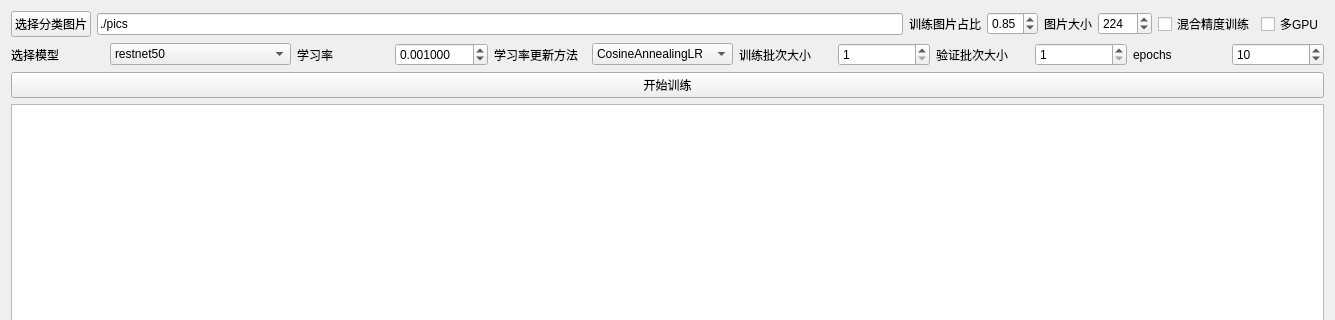
First picture: the form in train.ui, repository zym198098/classfy_imge, before the edit; both pictures show x 0 to 1335 and y 0 to 320 of the 1335 by 651 pixel window.
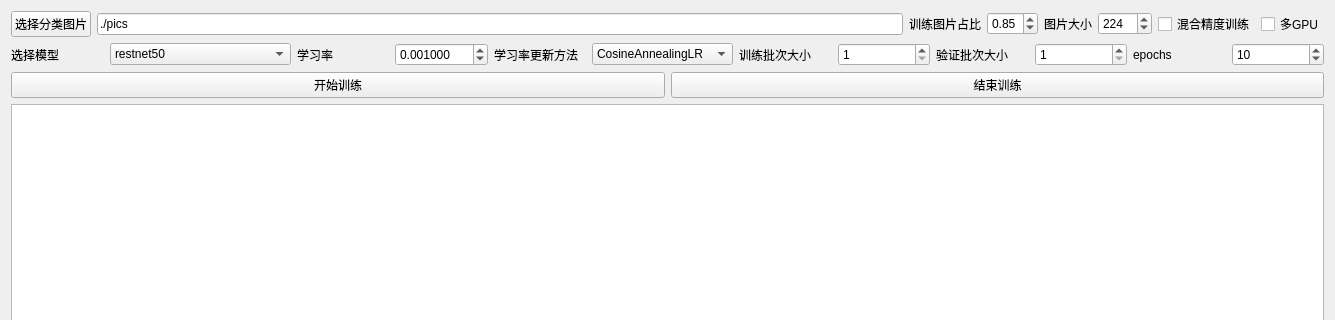
Second picture: the form after the edit.

The edit to the form file:
```diff
--- a/train.ui
+++ b/train.ui
@@ -267,11 +267,22 @@
       </layout>
      </item>
      <item>
+      <layout class="QHBoxLayout" name="horizontalLayout_5">
+       <item>
       <widget class="QPushButton" name="btn_train">
        <property name="text">
         <string>开始训练</string>
        </property>
       </widget>
+       </item>
+       <item>
+        <widget class="QPushButton" name="btn_exit_train">
+         <property name="text">
+          <string>结束训练</string>
+         </property>
+        </widget>
+       </item>
+      </layout>
      </item>
      <item>
       <layout class="QHBoxLayout" name="horizontalLayout_2">
```
Left out of the diff: 4 changed lines with no effect on the pictures. Lines whose indentation alone changed are shown as unchanged.
